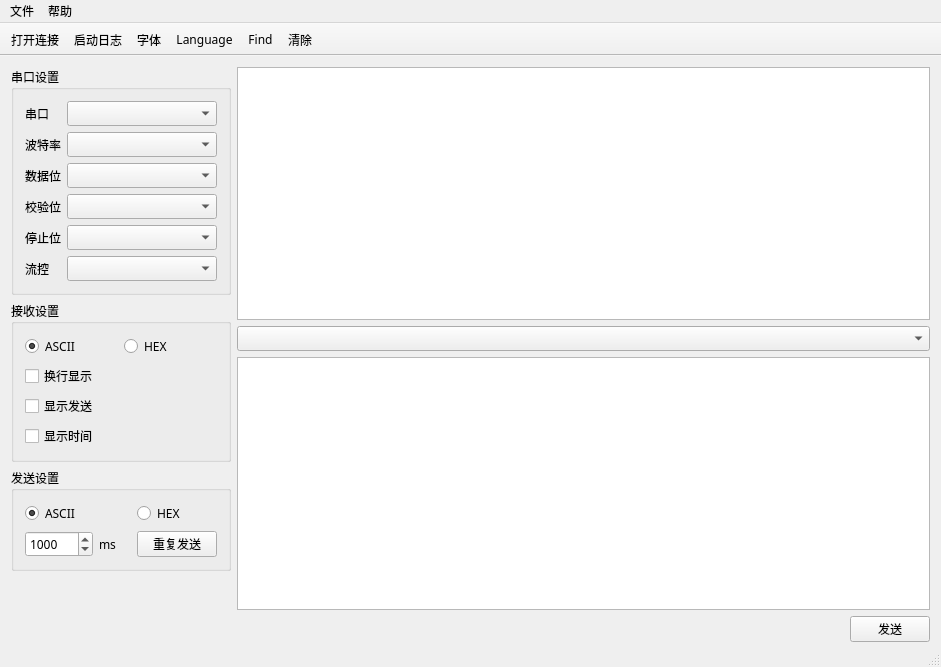
Before: the Qt Designer form monkey_serial/mainwindow.ui in horsdy/Monkey_Serial, drawn with Qt 5.
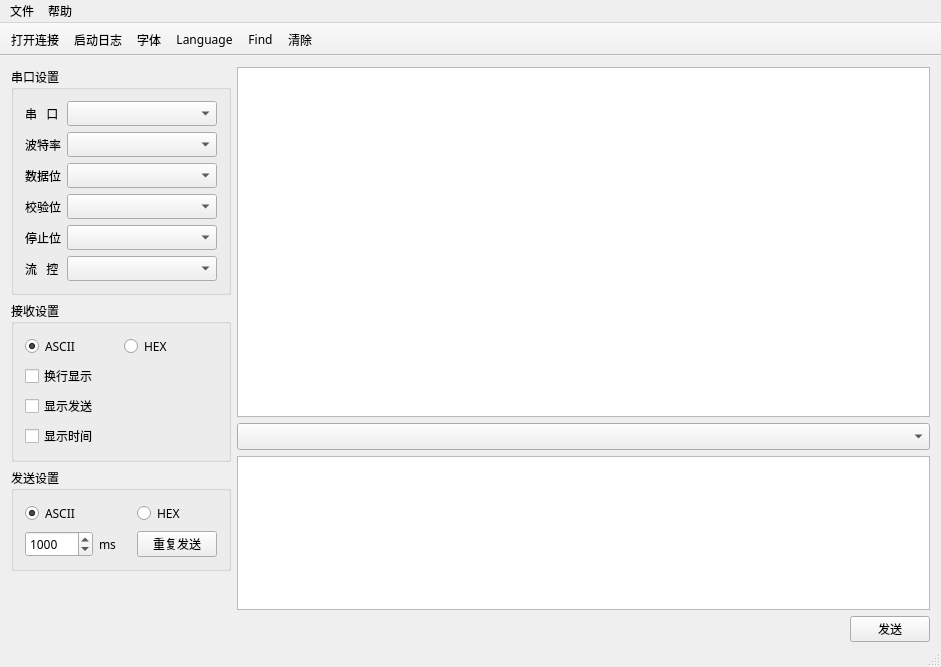
After: the same form once the commit is applied. Icons and pictures are not drawn.

Patch:
```diff
--- a/monkey_serial/mainwindow.ui
+++ b/monkey_serial/mainwindow.ui
@@ -115,7 +115,7 @@
          <item row="0" column="0">
           <widget class="QLabel" name="label">
            <property name="text">
-            <string>串口</string>
+            <string>串   口</string>
            </property>
           </widget>
          </item>
@@ -125,7 +125,7 @@
          <item row="5" column="0">
           <widget class="QLabel" name="label_6">
            <property name="text">
-            <string>流控</string>
+            <string>流   控</string>
            </property>
           </widget>
          </item>
@@ -293,19 +293,42 @@
         <property name="minimumSize">
          <size>
           <width>550</width>
-          <height>0</height>
+          <height>350</height>
          </size>
         </property>
+        <property name="font">
+         <font>
+          <family>Consolas</family>
+          <pointsize>12</pointsize>
+         </font>
+        </property>
         <property name="readOnly">
          <bool>true</bool>
         </property>
        </widget>
       </item>
       <item>
-       <widget class="QComboBox" name="comboBox_input_history"/>
+       <widget class="QComboBox" name="comboBox_input_history">
+        <property name="font">
+         <font>
+          <family>Consolas</family>
+          <pointsize>12</pointsize>
+         </font>
+        </property>
+        <property name="currentText">
+         <string/>
+        </property>
+       </widget>
       </item>
       <item>
-       <widget class="QPlainTextEdit" name="plainTextEdit_input"/>
+       <widget class="QPlainTextEdit" name="plainTextEdit_input">
+        <property name="font">
+         <font>
+          <family>Consolas</family>
+          <pointsize>12</pointsize>
+         </font>
+        </property>
+       </widget>
       </item>
       <item alignment="Qt::AlignRight|Qt::AlignVCenter">
        <widget class="QPushButton" name="pushButton_send">
```
